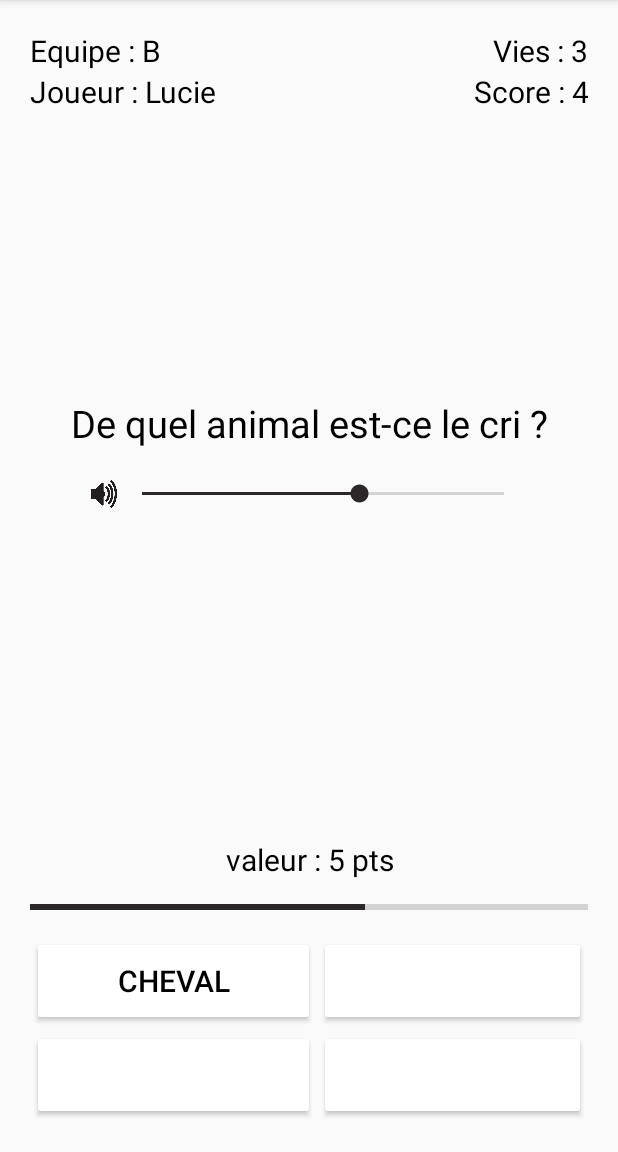
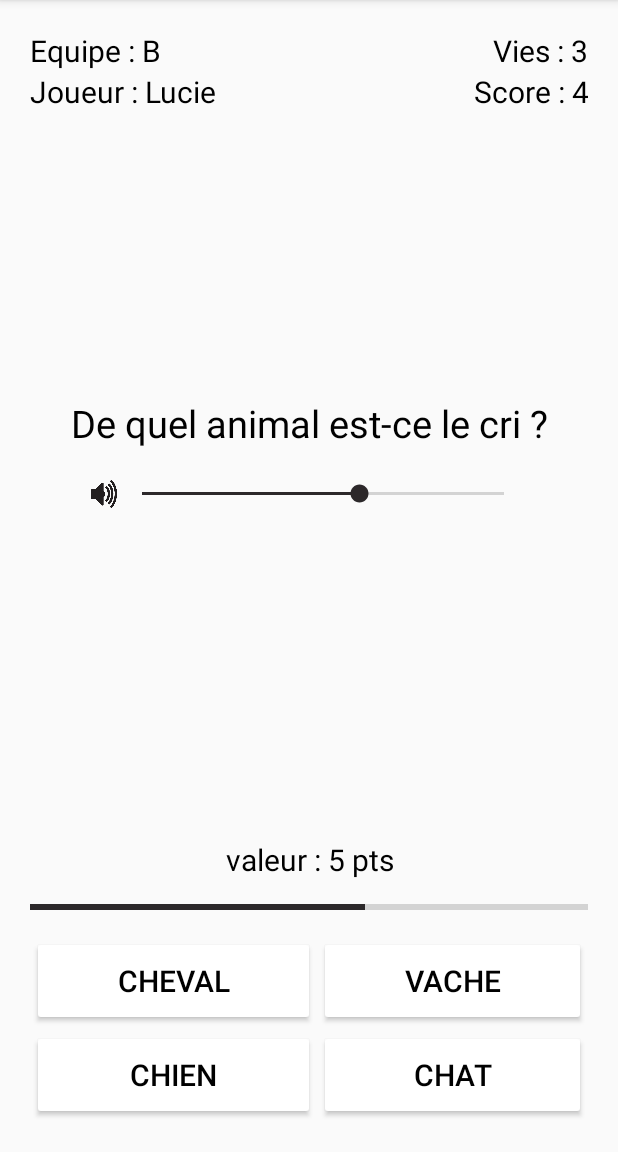
Before and after one commit to flodlc/android-app, an Android app: the QuizzActivity screen opened directly, with no data from a screen before it, on a phone screen of 412 x 824 dp, the part 84-1236 px from its top. Run offline under Robolectric (Android 15) with nearby library versions, the phone set to English and light mode, and no system bars.

Commit message:
colors chanded

```diff
--- a/app/src/main/res/layout/activity_quizz.xml
+++ b/app/src/main/res/layout/activity_quizz.xml
@@ -129,7 +129,7 @@
                     android:layout_margin="1dp"
                     android:layout_weight="10"
                     android:text="Vache"
-                    android:textColor="@color/colorWhite"
+                    android:textColor="@color/colorBlack"
                     android:textSize="20sp" />
             </TableRow>
 
@@ -141,7 +141,7 @@
                     android:layout_margin="1dp"
                     android:layout_weight="10"
                     android:text="Chien"
-                    android:textColor="@color/colorWhite"
+                    android:textColor="@color/colorBlack"
                     android:textSize="20sp" />
 
                 <Button
@@ -150,7 +150,7 @@
                     android:layout_margin="1dp"
                     android:layout_weight="10"
                     android:text="Chat"
-                    android:textColor="@color/colorWhite"
+                    android:textColor="@color/colorBlack"
                     android:textSize="20sp" />
             </TableRow>
         </TableLayout>
```
